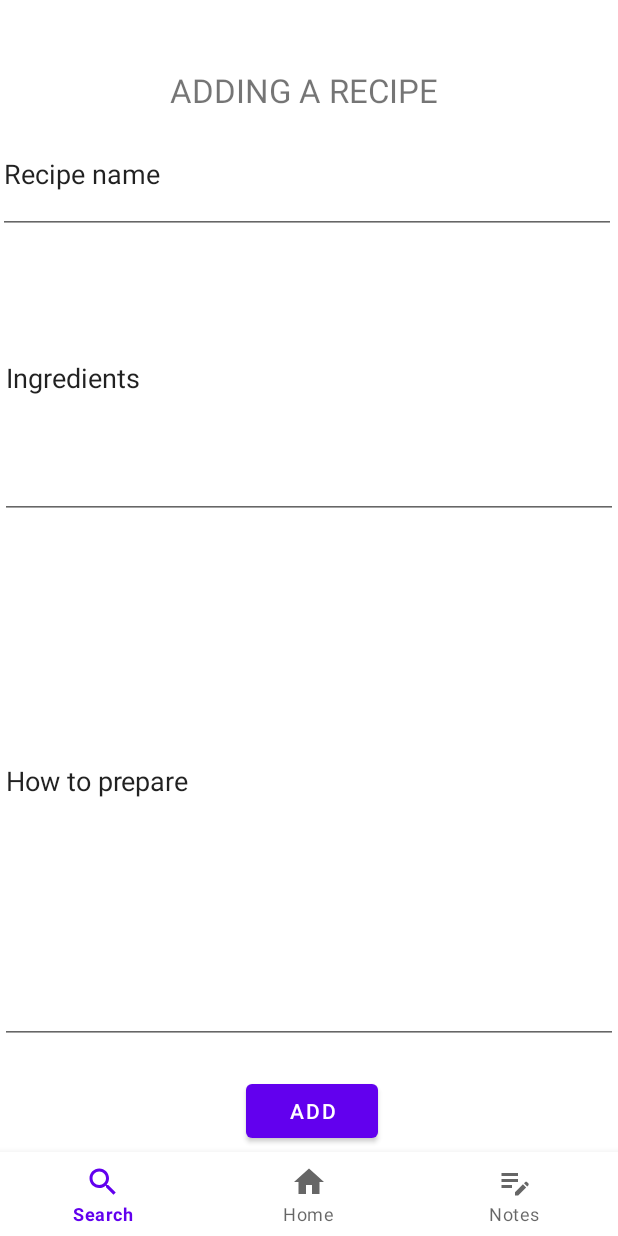
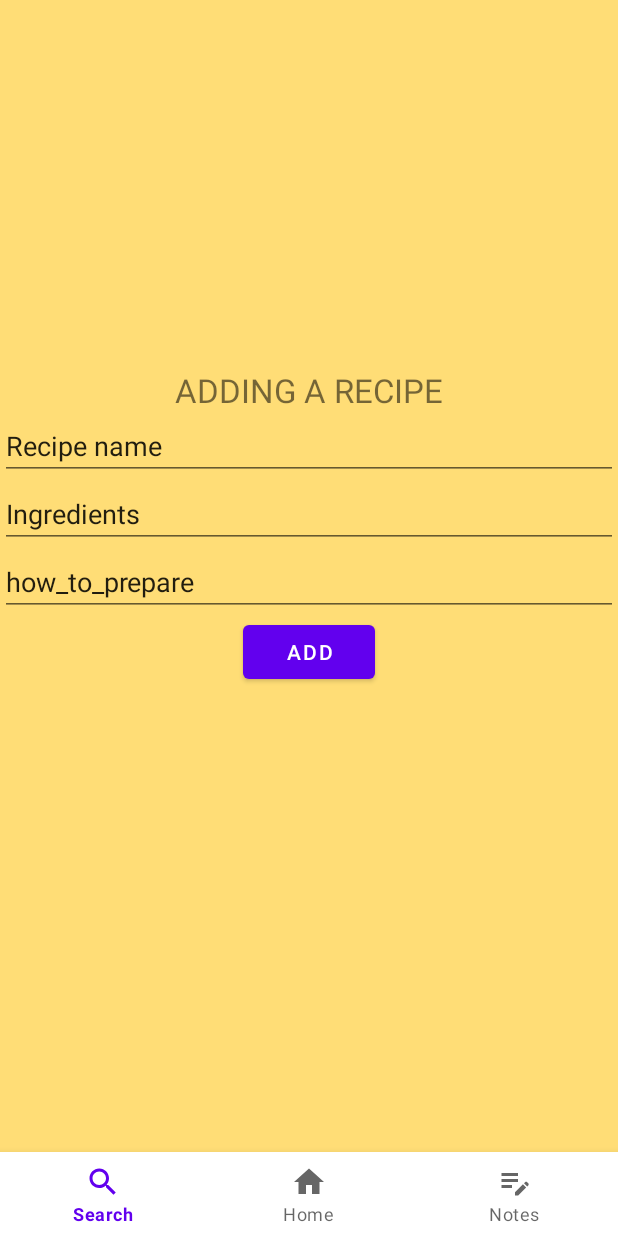
Before and after one commit to gorohovIlya/App_Cooking_Book, an Android app: the fragment CreatingRecipeFragment placed in its activity, on a phone screen of 412 x 824 dp. Run offline under Robolectric (Android 15) with nearby library versions, the phone set to English and light mode, and no system bars; our stand-ins replace Picasso; pictures from the network do not load.

Commit message:
заметки

```diff
--- a/My_Cooking_Book/app/src/main/java/com/example/my_cooking_book/data/db_recipes/DbHelper.java
+++ b/My_Cooking_Book/app/src/main/java/com/example/my_cooking_book/data/db_recipes/DbHelper.java
@@ -14,7 +14,7 @@ public class DbHelper extends SQLiteOpenHelper {
     @Override
     public void onCreate(SQLiteDatabase db) {
         db.execSQL(ConstantsOfDb.TABLE_1_STRUCTURE);
-        db.execSQL(ConstantsOfDb.TABLE_2_STRUCTURE);
+
     }
 
     @Override
--- a/My_Cooking_Book/app/src/main/java/com/example/my_cooking_book/feature/home/HomeFragment.java
+++ b/My_Cooking_Book/app/src/main/java/com/example/my_cooking_book/feature/home/HomeFragment.java
@@ -12,6 +12,7 @@ import com.example.my_cooking_book.R;
 
 public class HomeFragment extends Fragment {
 
+
     @Override
     public View onCreateView(LayoutInflater inflater, ViewGroup container,
                              Bundle savedInstanceState) {
--- a/My_Cooking_Book/app/src/main/java/com/example/my_cooking_book/feature/main_activity/MainActivity.java
+++ b/My_Cooking_Book/app/src/main/java/com/example/my_cooking_book/feature/main_activity/MainActivity.java
@@ -8,7 +8,7 @@ import android.view.MenuItem;
 
 import com.example.my_cooking_book.R;
 import com.example.my_cooking_book.feature.home.HomeFragment;
-import com.example.my_cooking_book.feature.notes.NotesFragment;
+import com.example.my_cooking_book.feature.notes.NotesListFragment;
 import com.example.my_cooking_book.feature.search_recipe.SearchFragment;
 import com.google.android.material.bottomnavigation.BottomNavigationView;
 import com.google.android.material.navigation.NavigationBarView;
@@ -19,7 +19,7 @@ public class MainActivity extends AppCompatActivity {
 
     SearchFragment searchFragment = new SearchFragment();
     HomeFragment homeFragment = new HomeFragment();
-    NotesFragment notesFragment = new NotesFragment();
+    NotesListFragment notesFragment = new NotesListFragment();
     @SuppressLint("MissingInflatedId")
     @Override
     protected void onCreate(Bundle savedInstanceState) {
--- a/My_Cooking_Book/app/src/main/java/com/example/my_cooking_book/feature/notes/CreatingRecipeFragment.java
+++ b/My_Cooking_Book/app/src/main/java/com/example/my_cooking_book/feature/notes/CreatingRecipeFragment.java
@@ -1,5 +1,8 @@
 package com.example.my_cooking_book.feature.notes;
 
+import android.annotation.SuppressLint;
+import android.content.ContentValues;
+import android.database.sqlite.SQLiteDatabase;
 import android.os.Bundle;
 
 import androidx.fragment.app.Fragment;
@@ -7,16 +10,50 @@ import androidx.fragment.app.Fragment;
 import android.view.LayoutInflater;
 import android.view.View;
 import android.view.ViewGroup;
+import android.widget.Button;
+import android.widget.EditText;
+import android.widget.Toast;
 
 import com.example.my_cooking_book.R;
+import com.example.my_cooking_book.data.db_recipes.ConstantsOfDb;
+import com.example.my_cooking_book.data.db_recipes.DbHelper;
 
 public class CreatingRecipeFragment extends Fragment {
+    EditText recipe_name;
+    EditText ingredients;
+    EditText how_to_prepare;
+    Button create_recipe;
+    SQLiteDatabase sdb;
+    DbHelper dbHelper;
 
-
+    @SuppressLint("MissingInflatedId")
     @Override
     public View onCreateView(LayoutInflater inflater, ViewGroup container,
                              Bundle savedInstanceState) {
+        View view = inflater.inflate(R.layout.fragment_creating_recipe, container, false);
+        recipe_name = view.findViewById(R.id.recipe_name);
+        ingredients = view.findViewById(R.id.ingreds);
+        how_to_prepare = view.findViewById(R.id.how_to_prepare);
+        create_recipe = (Button) view.findViewById(R.id.create_recipe);
+        dbHelper = new DbHelper(view.getContext());
+
+        create_recipe.setOnClickListener(new View.OnClickListener() {
+            @Override
+            public void onClick(View v) {
+                sdb = dbHelper.getWritableDatabase();
+                DbManager dbManager = new DbManager(getContext());
+                ContentValues user_data = dbManager.insertToDb(recipe_name.getText().toString(),
+                        ingredients.getText().toString(),
+                        how_to_prepare.getText().toString());
+                sdb.insert(ConstantsOfDb.TABLE_NAME_1, null, user_data);
+                Toast.makeText(getContext(), "Информация сохранена",
+                        Toast.LENGTH_SHORT).show();
+
+
+            }
+        });
+
         // Inflate the layout for this fragment
-        return inflater.inflate(R.layout.fragment_creating_recipe, container, false);
+        return view;
     }
 }
--- a/My_Cooking_Book/app/src/main/java/com/example/my_cooking_book/feature/notes/NotesFragment.java
+++ /dev/null
@@ -1,41 +0,0 @@
-package com.example.my_cooking_book.feature.notes;
-
-import android.annotation.SuppressLint;
-import android.os.Bundle;
-
-import androidx.fragment.app.Fragment;
-import androidx.fragment.app.FragmentTransaction;
-
-import android.view.LayoutInflater;
-import android.view.View;
-import android.view.ViewGroup;
-import android.widget.Button;
-import android.widget.ListView;
-
-import com.example.my_cooking_book.R;
-
-public class NotesFragment extends Fragment{
-    ListView user_recipes;
-    Button recipe_add;
-
-    @SuppressLint("MissingInflatedId")
-    @Override
-    public View onCreateView(LayoutInflater inflater, ViewGroup container,
-                             Bundle savedInstanceState) {
-        View view = inflater.inflate(R.layout.fragment_notes, null);
-        user_recipes = view.findViewById(R.id.recipe_notes);
-        recipe_add = (Button) view.findViewById(R.id.add_recipe);
-//        return inflater.inflate(R.layout.fragment_notes, container, false);
-        recipe_add.setOnClickListener(new View.OnClickListener() {
-            @Override
-            public void onClick(View v) {
-                FragmentTransaction transaction = getFragmentManager().beginTransaction();
-                CreatingRecipeFragment creatingRecipeFragment = new CreatingRecipeFragment();
-                transaction.replace(R.id.container, creatingRecipeFragment);
-                transaction.addToBackStack(null);
-                transaction.commit();
-            }
-        });
-
-        return view;
-    }}
--- a/My_Cooking_Book/app/src/main/res/layout/fragment_creating_recipe.xml
+++ b/My_Cooking_Book/app/src/main/res/layout/fragment_creating_recipe.xml
@@ -1,63 +1,51 @@
 <?xml version="1.0" encoding="utf-8"?>
-<RelativeLayout xmlns:android="http://schemas.android.com/apk/res/android"
+
+<LinearLayout android:layout_width="match_parent"
+    android:layout_height="match_parent"
     xmlns:tools="http://schemas.android.com/tools"
-    android:layout_width="match_parent"
-    android:layout_height="match_parent"
-    tools:context=".feature.notes.CreatingRecipeFragment">
+    tools:context=".feature.notes.CreatingRecipeFragment"
+    xmlns:android="http://schemas.android.com/apk/res/android"
+    android:orientation="vertical"
+    android:background="#FFFFDD76">
 
     <!-- TODO: Update blank fragment layout -->
 
     <TextView
-        android:layout_width="183dp"
+        android:layout_width="match_parent"
         android:layout_height="wrap_content"
-        android:layout_alignParentStart="true"
-        android:layout_alignParentTop="true"
-        android:layout_alignParentEnd="true"
-        android:layout_alignParentBottom="true"
-        android:layout_marginStart="113dp"
-        android:layout_marginTop="45dp"
-        android:layout_marginEnd="114dp"
-        android:layout_marginBottom="656dp"
+        android:layout_marginTop="245dp"
+        android:gravity="center"
         android:text="@string/adding_a_recipe"
         android:textSize="22sp" />
 
     <EditText
-        android:layout_width="412dp"
+        android:id="@+id/recipe_name"
+        android:layout_width="match_parent"
         android:layout_height="wrap_content"
-        android:layout_alignParentStart="true"
-        android:layout_alignParentTop="true"
-        android:layout_alignParentEnd="true"
-        android:layout_alignParentBottom="true"
-        android:layout_marginStart="-1dp"
-        android:layout_marginTop="76dp"
-        android:layout_marginEnd="1dp"
-        android:layout_marginBottom="612dp"
-        android:text="Recipe name"
+        android:text="@string/recipe_name"
         android:textSize="18sp" />
 
     <EditText
+        android:id="@+id/ingreds"
         android:layout_width="match_parent"
-        android:layout_height="187dp"
-        android:layout_alignParentBottom="true"
-        android:layout_marginBottom="422dp"
+        android:layout_height="wrap_content"
         android:inputType="textMultiLine"
-        android:text="Ingredients" />
+        android:text="@string/ingredients" />
 
     <EditText
+        android:id="@+id/how_to_prepare"
         android:layout_width="match_parent"
-        android:layout_height="350dp"
-        android:layout_alignParentBottom="true"
-        android:layout_marginBottom="72dp"
+        android:layout_height="wrap_content"
         android:inputType="textMultiLine"
-        android:text="How to prepare" />
+        android:text="@string/how_to_prepare" />
 
     <Button
+        android:id="@+id/create_recipe"
         android:layout_width="wrap_content"
         android:layout_height="wrap_content"
-        android:layout_alignParentEnd="true"
-        android:layout_alignParentBottom="true"
-        android:layout_marginEnd="160dp"
-        android:layout_marginBottom="3dp"
-        android:text="ADD"/>
+        android:layout_gravity="center_horizontal"
+        android:text="@string/add" />
 
-</RelativeLayout>
+
+
+</LinearLayout>
--- a/My_Cooking_Book/app/src/main/res/values/strings.xml
+++ b/My_Cooking_Book/app/src/main/res/values/strings.xml
@@ -16,4 +16,18 @@
     <string name="hello_blank_fragment">Hello blank fragment</string>
     <string name="adding_a_recipe">ADDING A RECIPE</string>
     <string name="btn_search">Search</string>
+    <string name="ingredients">Ingredients</string>
+    <string name="add">ADD</string>
+    <string name="recipe_name">Recipe name</string>
+    <string name="large_text">
+
+    </string>
+    <string name="instruction">How to prepare:</string>
+    <string name="back">BACK</string>
+    <string name="delete">DELETE</string>
+    <string name="how_to_prepare">how_to_prepare</string>
+    <string name="ingreds">ingreds</string>
+    <string name="ingredients1">Ingredients</string>
+    <string name="text">text</string>
+    <string name="note_name">note_name</string>
 </resources>
```
Also changed, not shown: My_Cooking_Book/app/src/main/java/com/example/my_cooking_book/data/db_recipes/ConstantsOfDb.java (+3 -9 lines), My_Cooking_Book/app/src/main/java/com/example/my_cooking_book/data/db_recipes/DbManager.java (deleted, +0 -25 lines), My_Cooking_Book/app/src/main/java/com/example/my_cooking_book/feature/notes/DbManager.java (added, +40 -0 lines), My_Cooking_Book/app/src/main/java/com/example/my_cooking_book/feature/notes/NoteFragment.java (added, +76 -0 lines), My_Cooking_Book/app/src/main/java/com/example/my_cooking_book/feature/notes/NotesListFragment.java (added, +115 -0 lines), My_Cooking_Book/app/src/main/java/com/example/my_cooking_book/feature/notes/RecipeNote.java (added, +26 -0 lines), My_Cooking_Book/app/src/main/res/layout/fragment_notes.xml (+11 -25 lines), My_Cooking_Book/app/src/main/res/layout/note_fragment.xml (added, +90 -0 lines), My_Cooking_Book/app/src/main/res/layout/user_recipe_item.xml (added, +24 -0 lines).
